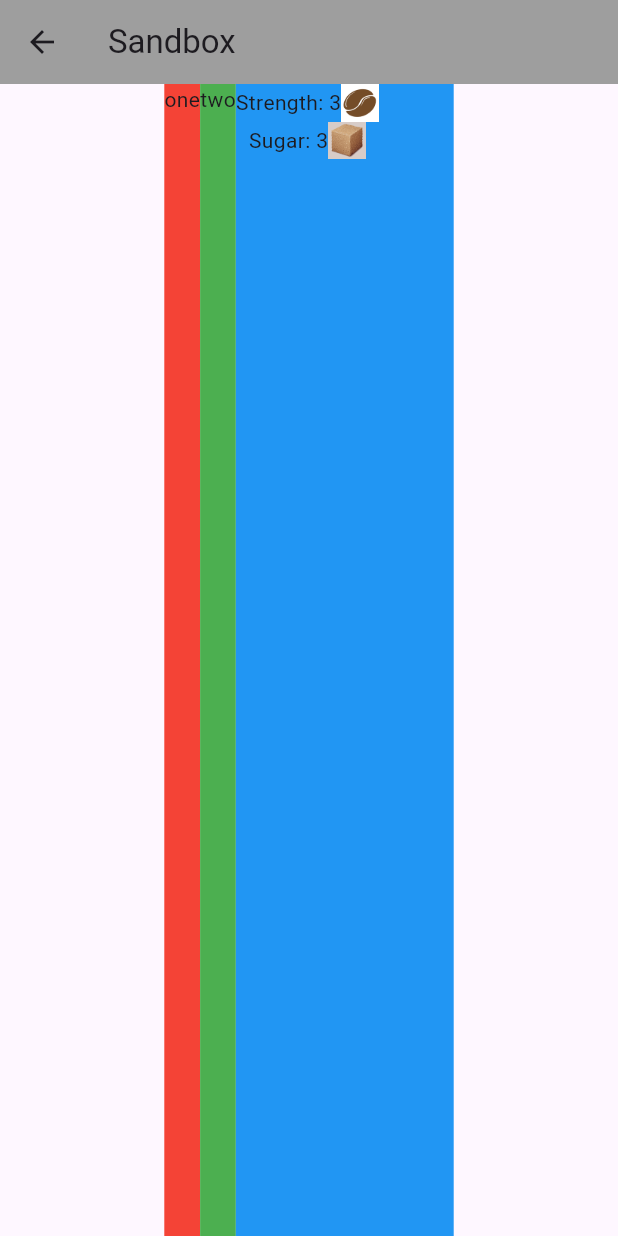
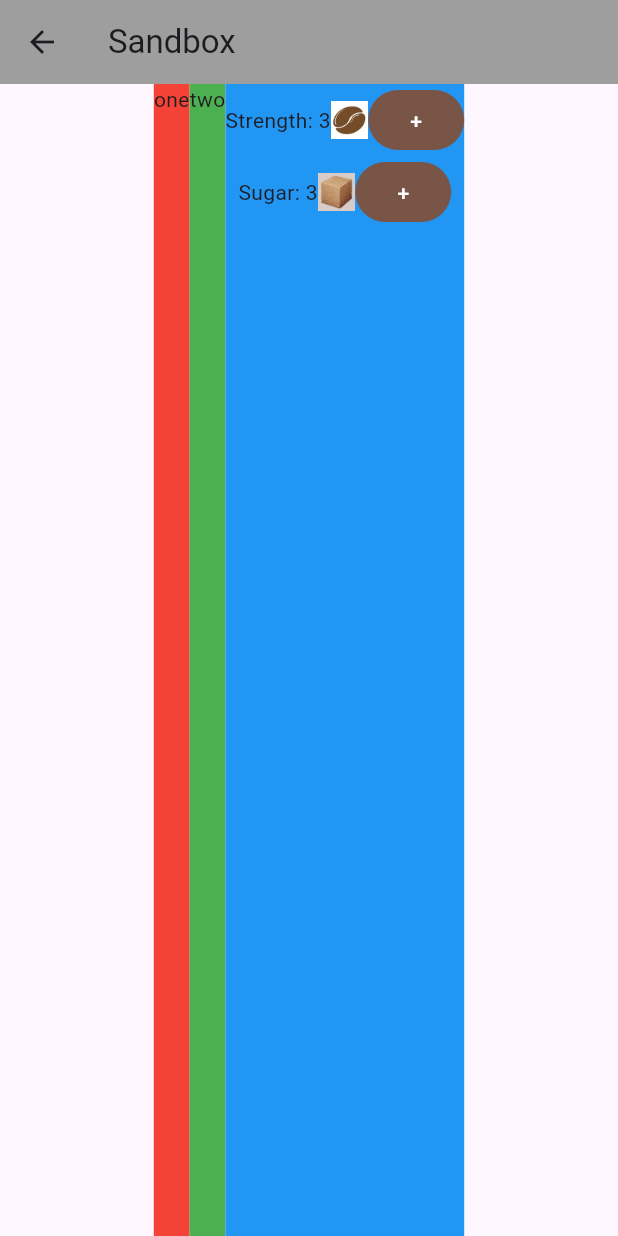
Before and after one commit to MateuszSzczukiewicz/coffee_card, a Flutter app: the Sandbox screen opened directly, on a phone screen of 412 x 824 dp. Run offline on Flutter 3.47's test engine with Material 3 defaults, Android fonts, the phone set to English and light mode, and no system bars.

Commit message:
added buttons

```diff
--- a/lib/coffee_prefs.dart
+++ b/lib/coffee_prefs.dart
@@ -2,6 +2,14 @@ import 'package:flutter/material.dart';
 
 class CoffeePrefs extends StatelessWidget {
   const CoffeePrefs({super.key});
+
+  void increaseStrength() {
+    print('inc strength by 1');
+  }
+
+  void increaseSugar() {
+    print('inc sugar by 1');
+  }
 
   @override
   Widget build(BuildContext context) {
@@ -15,7 +23,15 @@ class CoffeePrefs extends StatelessWidget {
               'assets/img/coffee_bean.png',
               width: 25,
             ),
-            const SizedBox(width: 50),
+            Expanded(child: const SizedBox()),
+            FilledButton(
+              style: FilledButton.styleFrom(
+                backgroundColor: Colors.brown,
+                foregroundColor: Colors.white,
+              ),
+              onPressed: increaseStrength,
+              child: const Text('+'),
+            ),
           ],
         ),
         Row(
@@ -28,7 +44,15 @@ class CoffeePrefs extends StatelessWidget {
               color: Colors.brown[100],
               colorBlendMode: BlendMode.multiply,
             ),
-            const SizedBox(width: 50),
+            Expanded(child: const SizedBox()),
+            FilledButton(
+              style: TextButton.styleFrom(
+                backgroundColor: Colors.brown,
+                foregroundColor: Colors.white,
+              ),
+              onPressed: increaseSugar,
+              child: const Text('+'),
+            ),
           ],
         ),
       ],
```
Also changed, not shown: lib/home.dart (+7 -0 lines).
